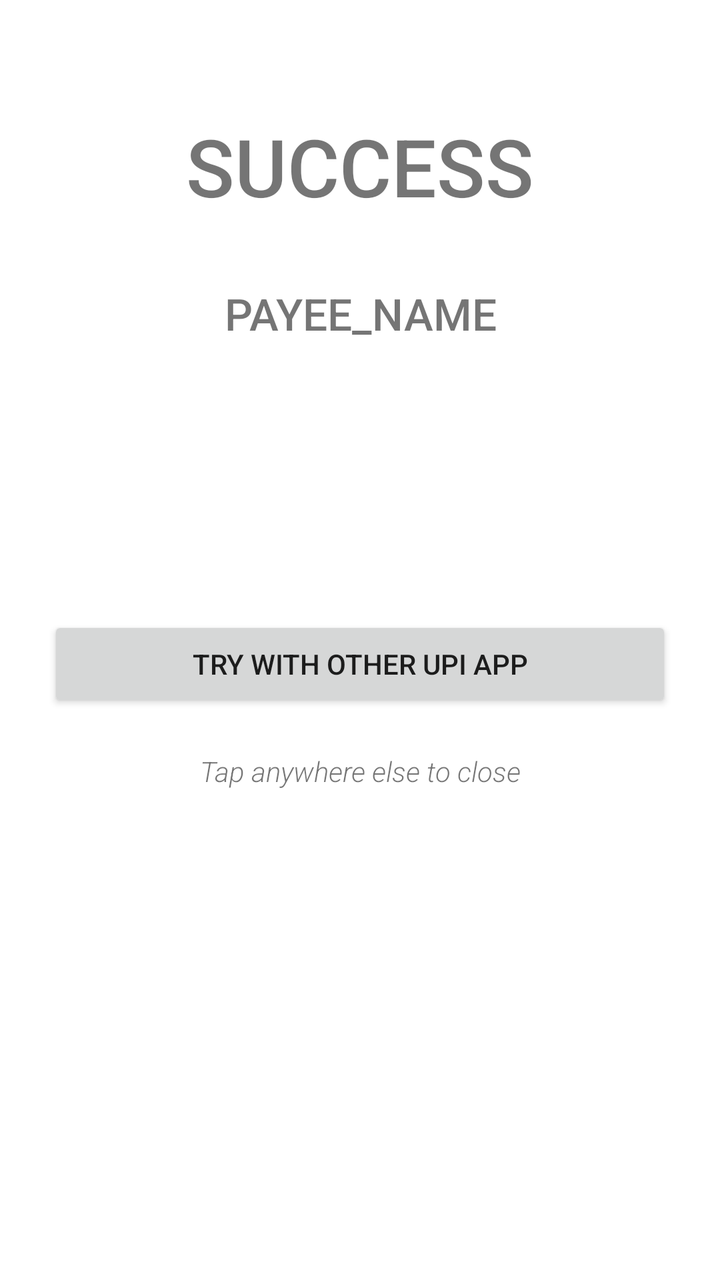
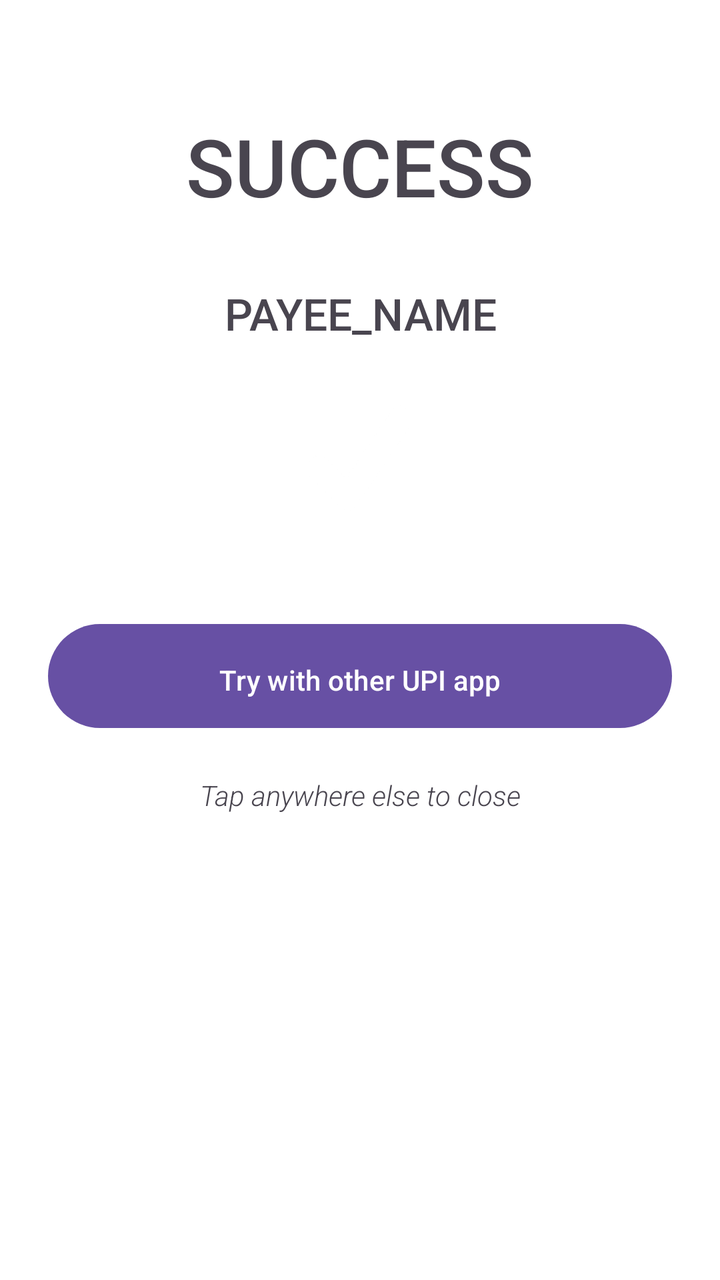

The first picture is an Android layout as it rendered before a commit; the second is the same layout after the commit. The layout source and the unified diff follow.
<!-- AndroidManifest.xml: application theme Theme.Transparent -->
<!-- res/layout/final_message.xml -->
<?xml version="1.0" encoding="utf-8"?>
<LinearLayout xmlns:android="http://schemas.android.com/apk/res/android"
    xmlns:app="http://schemas.android.com/apk/res-auto"
    android:layout_width="match_parent"
    android:layout_height="wrap_content"
    android:orientation="vertical"
    android:padding="24dp">

    <TextView
        android:id="@+id/status_text"
        android:layout_width="match_parent"
        android:layout_height="wrap_content"
        android:layout_gravity="center_horizontal"
        android:fontFamily="sans-serif-light"
        android:text="Payment"
        android:textAlignment="center"
        android:textColor="@color/white"
        android:textSize="22sp" />

    <TextView
        android:id="@+id/final_status_text"
        android:layout_width="match_parent"
        android:layout_height="wrap_content"
        android:layout_marginTop="3dp"
        android:fontFamily="sans-serif-medium"
        android:gravity="center"
        android:text="SUCCESS"
        android:textSize="40dp" />

    <TextView
        android:id="@+id/second_small_text"
        android:layout_width="match_parent"
        android:layout_height="wrap_content"
        android:layout_gravity="center_horizontal"
        android:fontFamily="sans-serif-light"
        android:text="to"
        android:textAlignment="center"
        android:textColor="@color/white"
        android:textSize="22sp" />

    <TextView
        android:id="@+id/second_big_text"
        android:layout_width="match_parent"
        android:layout_height="wrap_content"
        android:layout_marginTop="3dp"
        android:fontFamily="sans-serif-medium"
        android:gravity="center"
        android:text="PAYEE_NAME"
        android:textSize="22dp" />

    <Space
        android:layout_width="match_parent"
        android:layout_height="30dp" />

    <ImageView
        android:id="@+id/imageView"
        android:layout_width="match_parent"
        android:layout_height="55dp"
        app:srcCompat="@drawable/checkmark_256" />

    <Space
        android:layout_width="match_parent"
        android:layout_height="20dp" />

    <TextView
        android:id="@+id/status_info"
        android:layout_width="match_parent"
        android:layout_height="wrap_content"
        android:layout_gravity="center_horizontal"
        android:fontFamily="sans-serif-light"
        android:text="Sucessfully paid using USSD"
        android:textAlignment="center"
        android:textColor="@color/white"
        android:textSize="16sp" />

    <Button
        android:id="@+id/other_upi_button"
        android:layout_width="match_parent"
        android:layout_height="wrap_content"
        android:layout_marginTop="10dp"
        android:paddingTop="10dp"
        android:text="Try with other UPI app" />

    <Space
        android:layout_width="match_parent"
        android:layout_height="20dp" />

    <TextView
        android:id="@+id/sub_text"
        android:layout_width="match_parent"
        android:layout_height="wrap_content"
        android:fontFamily="sans-serif"
        android:text="someone messed up"
        android:textAlignment="center"
        android:textSize="15dp"
        android:visibility="gone" />

    <Space
        android:id="@+id/sub_text_space"
        android:layout_width="match_parent"
        android:layout_height="20dp"
        android:visibility="gone" />

    <TextView
        android:id="@+id/textView3"
        android:layout_width="match_parent"
        android:layout_height="wrap_content"
        android:fontFamily="sans-serif-light"
        android:text="Tap anywhere else to close"
        android:textAlignment="center"
        android:textStyle="italic" />

</LinearLayout>
<!-- resources referenced by this layout -->
<resources>
  <color name="white">#FFFFFFFF</color>
  <!-- drawable checkmark_256: png bitmap (drawable, 5579 bytes) -->
  <style name="Theme.Transparent" parent="Theme.AppCompat.DayNight.NoActionBar">
          <item name="android:windowIsTranslucent">true</item>
          <item name="android:windowBackground">@android:color/transparent</item>
          <item name="android:windowContentOverlay">@null</item>
          <item name="android:windowNoTitle">true</item>
          <item name="android:windowIsFloating">false</item>
          <item name="android:backgroundDimEnabled">false</item>
      </style>
</resources>

<!-- the commit's change to res/layout/final_message.xml (unified diff, before → after) -->
@@ -76,7 +76,7 @@
     <Button
         android:id="@+id/other_upi_button"
         android:layout_width="match_parent"
-        android:layout_height="wrap_content"
+        android:layout_height="60dp"
         android:layout_marginTop="10dp"
         android:paddingTop="10dp"
         android:text="Try with other UPI app" />
<!-- resource entries referenced after the edit -->
@@ -2,7 +2,7 @@
 <resources>
   <color name="white">#FFFFFFFF</color>
   <!-- drawable checkmark_256: png bitmap (drawable, 5579 bytes) -->
-  <style name="Theme.Transparent" parent="Theme.AppCompat.DayNight.NoActionBar">
+  <style name="Theme.Transparent" parent="Theme.Material3.DayNight.NoActionBar">
           <item name="android:windowIsTranslucent">true</item>
           <item name="android:windowBackground">@android:color/transparent</item>
           <item name="android:windowContentOverlay">@null</item>
